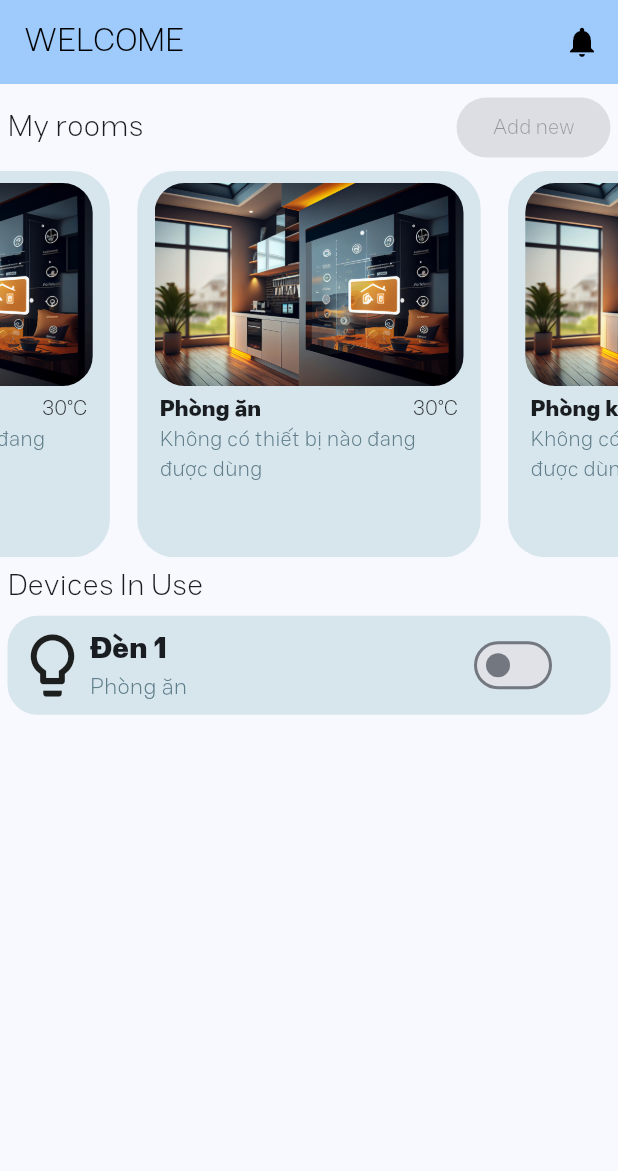
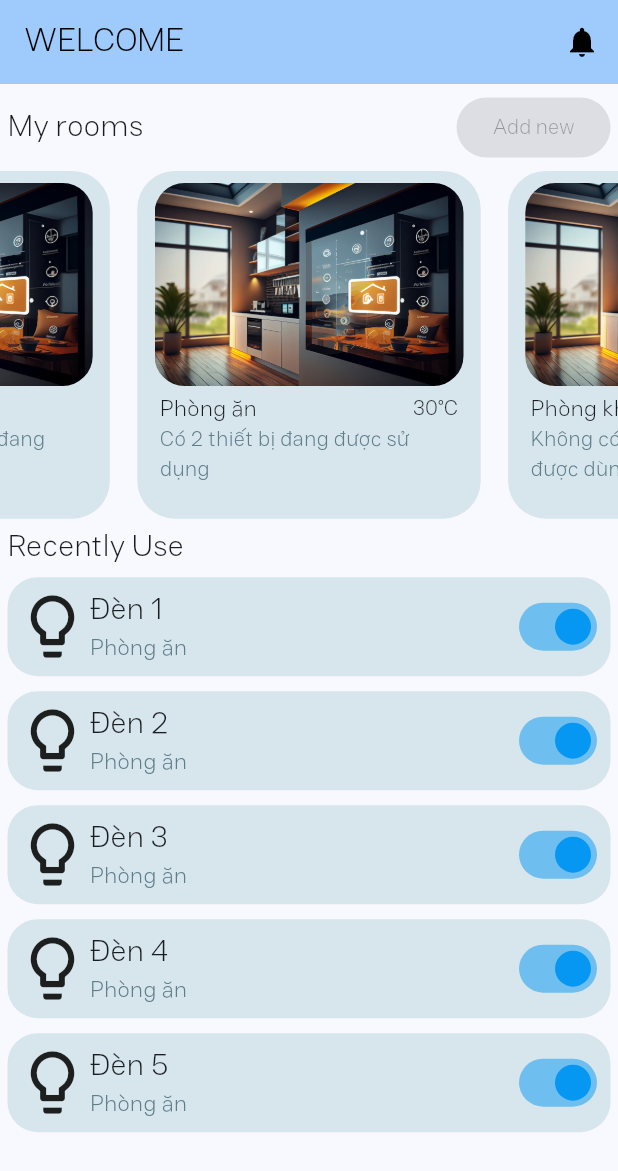
Before and after one commit to vongola-le/DoAn_Nhung, a Flutter app: the screen it shows after launch, on a phone screen of 412 x 824 dp. Shown: the top 1171 px of the screen. Run offline on Flutter 3.47's test engine with Material 3 defaults, Android fonts, the light colour scheme and no system bars; drawn by our look-alikes of carousel_slider.

Commit message:
Update
Scroll in device

```diff
--- a/DoAn/app_smart_house/lib/items/device_item.dart
+++ b/DoAn/app_smart_house/lib/items/device_item.dart
@@ -1,17 +1,23 @@
 import 'package:flutter/material.dart';
 
+// ignore: must_be_immutable
 class DeviceItem extends StatefulWidget {
-  const DeviceItem({super.key});
+  DeviceItem(
+      {super.key, required this.name, required this.room, required this.light});
+  final name;
+  final room;
+  bool light;
 
   @override
   State<DeviceItem> createState() => _DeviceItemState();
 }
 
 class _DeviceItemState extends State<DeviceItem> {
-  bool light = false;
   @override
   Widget build(BuildContext context) {
-    return Container(
+    return Padding(
+      padding: EdgeInsets.all(5),
+      child: Container(
         width: MediaQuery.of(context).size.width,
         decoration: BoxDecoration(
             borderRadius: BorderRadius.circular(20),
@@ -20,35 +26,38 @@ class _DeviceItemState extends State<DeviceItem> {
           padding: EdgeInsets.fromLTRB(5, 8, 5, 8),
           child: Row(
               crossAxisAlignment: CrossAxisAlignment.center,
+              mainAxisAlignment: MainAxisAlignment.spaceBetween,
               children: [
-            Icon(Icons.lightbulb_outline, size: 50),
+                Row(
+                  children: [
+                    Icon(Icons.lightbulb_outlined, size: 50),
                     Column(
                       crossAxisAlignment: CrossAxisAlignment.start,
                       children: [
                         Text(
-                  "Đèn 1",
-                  style: TextStyle(fontWeight: FontWeight.bold, fontSize: 20),
+                          widget.name,
+                          style: TextStyle(
+                              fontSize: 20, fontWeight: FontWeight.w400),
                         ),
                         Text(
-                  "Phòng ăn",
-                  style: TextStyle(fontSize: 15, color: Colors.blueGrey),
+                          widget.room,
+                          style:
+                              TextStyle(fontSize: 15, color: Colors.blueGrey),
+                        )
+                      ],
                     )
                   ],
                 ),
-            Align(
-              widthFactor: MediaQuery.of(context).size.width / 100,
-              alignment: AlignmentDirectional.centerEnd,
-              child: Switch(
-                value: light,
+                Switch(
+                  value: widget.light,
                   activeColor: Color(0xFF0597F2),
                   onChanged: (bool value) {
                     setState(() {
-                    light = value;
+                      widget.light = value;
                     });
                   },
                 ),
-            ),
-          ],
+              ]),
         ),
       ),
     );
--- a/DoAn/app_smart_house/lib/items/room_item.dart
+++ b/DoAn/app_smart_house/lib/items/room_item.dart
@@ -1,11 +1,16 @@
 import 'package:flutter/material.dart';
 
+// ignore: must_be_immutable
 class RoomItem extends StatelessWidget {
-  const RoomItem({super.key, required this.name});
+  RoomItem({super.key, required this.name, this.sl = 0, this.tem = ""});
   final name;
-
+  final tem;
+  int sl;
   @override
   Widget build(BuildContext context) {
+    String tb1 = "Không có thiết bị nào đang được dùng";
+    String tb2 = "Có $sl thiết bị đang được sử dụng";
+
     return GestureDetector(
         child: Container(
       width: MediaQuery.of(context).size.width / 1.8,
@@ -35,14 +40,13 @@ class RoomItem extends StatelessWidget {
                       children: [
                         Text(
                           name,
-                          style: TextStyle(
-                              fontWeight: FontWeight.bold, fontSize: 15),
+                          style: TextStyle(fontSize: 15),
                         ),
-                        Text("30°C"),
+                        Text(tem == "" ? tem : tem + "°C"),
                       ],
                     ),
                     Text(
-                      "Không có thiết bị nào đang được dùng",
+                      sl != 0 ? tb2 : tb1,
                       style: TextStyle(color: Colors.blueGrey),
                     )
                   ],
--- a/DoAn/app_smart_house/lib/model/home_screen.dart
+++ b/DoAn/app_smart_house/lib/model/home_screen.dart
@@ -39,7 +39,7 @@ class _HomeScreenState extends State<HomeScreen> {
               children: [
                 Text(
                   "My rooms",
-                  style: TextStyle(fontSize: 20),
+                  style: TextStyle(fontSize: 20, fontWeight: FontWeight.w500),
                 ),
                 ElevatedButton(onPressed: null, child: Text("Add new"))
               ],
@@ -47,7 +47,6 @@ class _HomeScreenState extends State<HomeScreen> {
           ),
           CarouselSlider(
               options: CarouselOptions(
-                height: MediaQuery.of(context).size.height / 3.2,
                 viewportFraction: 0.6,
                 initialPage: 0,
                 enableInfiniteScroll: true,
@@ -55,28 +54,40 @@ class _HomeScreenState extends State<HomeScreen> {
                 scrollDirection: Axis.horizontal,
               ),
               items: [
-                RoomItem(name: "Phòng ăn"),
+                RoomItem(
+                  name: "Phòng ăn",
+                  tem: "30",
+                  sl: 2,
+                ),
                 RoomItem(name: "Phòng khách"),
                 RoomItem(name: "Phòng ngủ"),
                 RoomItem(name: "Phòng WC")
               ]),
           Padding(
-            padding: EdgeInsets.all(5),
+            padding: EdgeInsets.fromLTRB(5, 5, 5, 0),
             child: Row(
               children: [
                 Text(
-                  "Devices In Use",
-                  style: TextStyle(fontSize: 20),
+                  "Recently Use",
+                  style: TextStyle(fontSize: 20, fontWeight: FontWeight.w500),
                 )
               ],
             ),
           ),
-          Padding(
-            padding: EdgeInsets.fromLTRB(5, 0, 5, 0),
+          Expanded(
             child: SingleChildScrollView(
-              child: DeviceItem(),
+              child: Column(
+                children: List.generate(
+                  5,
+                  (index) => DeviceItem(
+                    name: "Đèn ${index + 1}",
+                    room: "Phòng ăn",
+                    light: true,
+                  ),
+                ),
+              ),
             ),
-          )
+          ),
         ],
       ),
     );
```
Also changed, not shown: 1 other file. Lines whose indentation alone changed are shown as unchanged.
